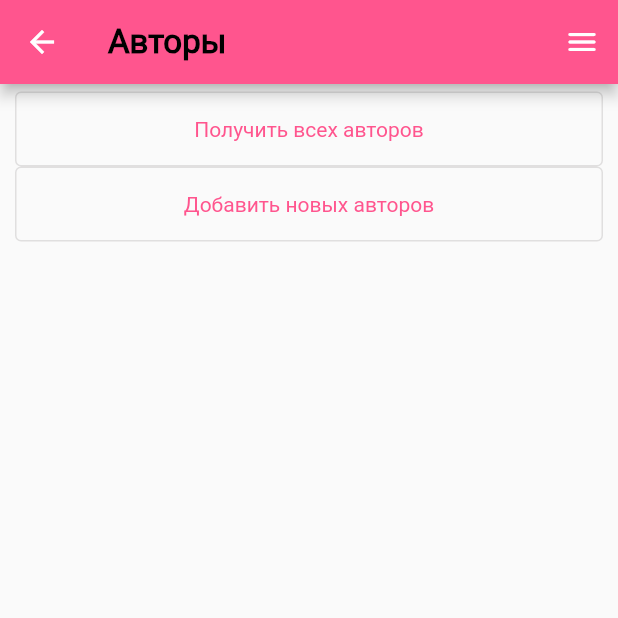
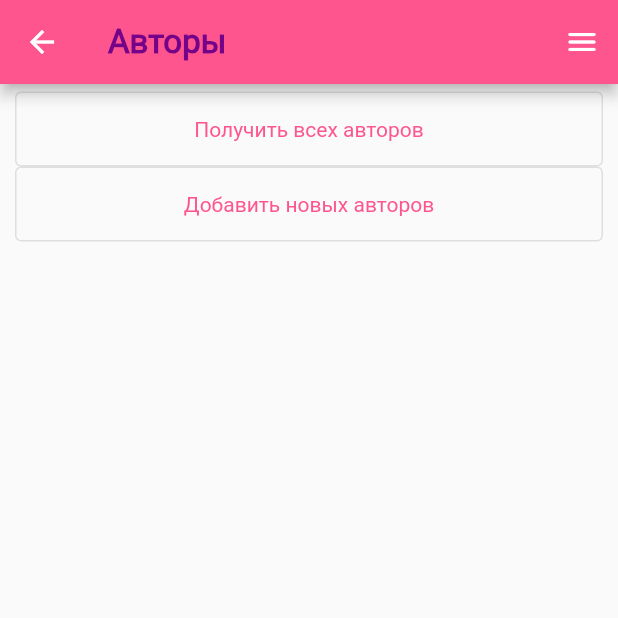
Before and after one commit to AleksandrMatsko/NSUDatabasesProject, a Flutter app: the AuthorsOptionsScreen screen opened by its route, on a phone screen of 412 x 824 dp, the top half of it. Run offline on Flutter 3.47's test engine with Material 2 defaults, Android fonts, the phone set to English and light mode, and no system bars; our stand-ins replace dio; network calls fail.

Commit message:
fix: colors for text and icons

```diff
--- a/frontend/library_fund/lib/main.dart
+++ b/frontend/library_fund/lib/main.dart
@@ -20,6 +20,7 @@ class MyApp extends StatelessWidget {
         "/": (context) => const MainScreen(title: "Библиотечный фонд"),
         "/authors": (context) => const AuthorsOptionsScreen(),
         "/authors/getAll": (context) => const AuthorsAllScreen(),
+        //"/authors/addOne"
       },
       initialRoute: "/",
     );
--- a/frontend/library_fund/lib/utils/theme.dart
+++ b/frontend/library_fund/lib/utils/theme.dart
@@ -10,7 +10,7 @@ ThemeData basicTheme() => ThemeData(
           fontFamily: appFontFamily,
           fontSize: appMediumTextSize,
           fontWeight: FontWeight.w800,
-          color: Colors.black,
+          color: appSecondaryColor,
         ),
         headlineMedium: TextStyle(
             fontFamily: appFontFamily,
```
Also changed, not shown: frontend/library_fund/lib/authors.dart (+11 -2 lines).
